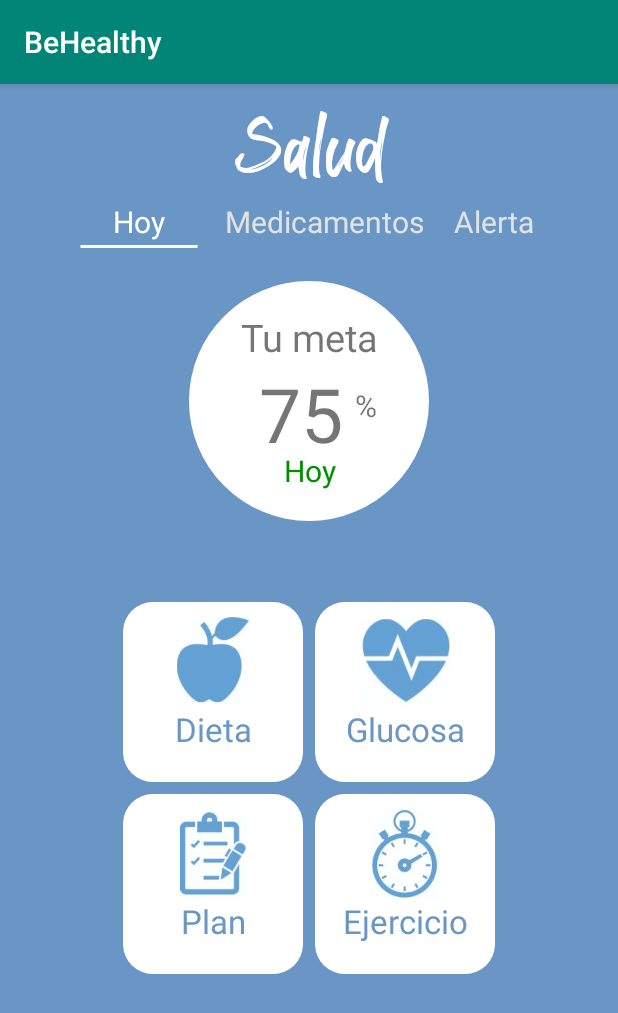
After one commit to rojoescala/BeHealthyApp, an Android app: the menu screen opened directly, with no data from a screen before it, on a phone screen of 412 x 824 dp. The commit adds this screen. Shown: the top 1013 px of the screen. Run offline under Robolectric (Android 15) with nearby library versions, the phone set to English and light mode, and no system bars.

Commit message:
Menú Terminado

```diff
--- a/app/src/main/AndroidManifest.xml
+++ b/app/src/main/AndroidManifest.xml
@@ -9,7 +9,8 @@
         android:roundIcon="@mipmap/ic_launcher_round"
         android:supportsRtl="true"
         android:theme="@style/AppTheme">
-        <activity android:name=".Medicamentos"></activity>
+        <activity android:name=".menu"></activity>
+        <activity android:name=".Medicamentos" />
         <activity android:name=".sign_in" />
         <activity android:name=".MainActivity">
             <intent-filter>
--- /dev/null
+++ b/app/src/main/java/escalante/roberto/behealthy/menu.kt
@@ -0,0 +1,12 @@
+package escalante.roberto.behealthy
+
+import androidx.appcompat.app.AppCompatActivity
+import android.os.Bundle
+
+class menu : AppCompatActivity() {
+
+    override fun onCreate(savedInstanceState: Bundle?) {
+        super.onCreate(savedInstanceState)
+        setContentView(R.layout.activity_menu)
+    }
+}
--- /dev/null
+++ b/app/src/main/res/drawable/circle.xml
@@ -0,0 +1,12 @@
+<?xml version="1.0" encoding="utf-8"?>
+<selector xmlns:android="http://schemas.android.com/apk/res/android">
+    <item>
+        <shape android:shape="ring"
+            android:innerRadius="0dp"
+            android:thickness="80dp"
+            android:useLevel="false">
+            <solid android:color="@color/blanco"></solid>
+
+        </shape>
+    </item>
+</selector>
--- /dev/null
+++ b/app/src/main/res/drawable/linea.xml
@@ -0,0 +1,8 @@
+<?xml version="1.0" encoding="utf-8"?>
+<selector xmlns:android="http://schemas.android.com/apk/res/android">
+    <item>
+        <shape android:shape="line">
+            <stroke android:width="2dp" android:color="@color/blanco"></stroke>
+        </shape>
+    </item>
+</selector>
--- /dev/null
+++ b/app/src/main/res/drawable/marco.xml
@@ -0,0 +1,9 @@
+<?xml version="1.0" encoding="utf-8"?>
+<selector xmlns:android="http://schemas.android.com/apk/res/android">
+    <item>
+        <shape android:shape="rectangle">
+            <solid android:color="@color/blanco"> </solid>
+            <corners android:radius="20dp"></corners>
+        </shape>
+    </item>
+</selector>
--- /dev/null
+++ b/app/src/main/res/layout/activity_menu.xml
@@ -0,0 +1,224 @@
+<?xml version="1.0" encoding="utf-8"?>
+<LinearLayout xmlns:android="http://schemas.android.com/apk/res/android"
+    xmlns:app="http://schemas.android.com/apk/res-auto"
+    xmlns:tools="http://schemas.android.com/tools"
+    android:layout_width="match_parent"
+    android:layout_height="match_parent"
+    android:background="@color/fondoAzul"
+    android:orientation="vertical"
+    tools:context=".menu">
+
+    <TextView
+        android:id="@+id/salud"
+        android:layout_width="match_parent"
+        android:layout_height="wrap_content"
+        android:text="@string/salud"
+        android:textColor="@color/blanco"
+        android:textSize="50dp"
+        android:layout_marginTop="5dp"
+        android:fontFamily="@font/redrock"
+        android:textAlignment="center">
+    </TextView>
+
+
+    <!-- Menú -->
+
+
+
+    <GridLayout
+        android:layout_width="wrap_content"
+        android:layout_height="wrap_content"
+        android:layout_gravity="center"
+        android:columnCount="3">
+        <LinearLayout
+            android:layout_width="wrap_content"
+            android:layout_height="wrap_content"
+            android:orientation="vertical">
+            <TextView
+                android:layout_width="wrap_content"
+                android:layout_height="wrap_content"
+                android:text="@string/hoy"
+                android:textColor="@color/blanco"
+                android:textSize="20dp"
+                android:paddingHorizontal="40dp">
+            </TextView>
+            <ImageView
+                android:layout_width="80dp"
+                android:layout_height="6dp"
+                android:layout_gravity="center"
+                android:background="@drawable/linea"
+                ></ImageView>
+        </LinearLayout>
+        <LinearLayout
+            android:layout_width="wrap_content"
+            android:layout_height="wrap_content">
+            <TextView
+                android:layout_width="wrap_content"
+                android:layout_height="wrap_content"
+                android:text="@string/medicamentos"
+                android:textColor="@color/gris"
+                android:gravity="center"
+                android:textSize="20dp"></TextView>
+        </LinearLayout>
+
+        <LinearLayout
+            android:layout_height="wrap_content"
+            android:layout_width="wrap_content">
+            <TextView
+                android:layout_width="wrap_content"
+                android:layout_height="wrap_content"
+                android:text="@string/alerta"
+                android:textColor="@color/gris"
+                android:paddingHorizontal="20dp"
+                android:textSize="20dp"></TextView>
+        </LinearLayout>
+    </GridLayout>
+
+
+    <!-- Porcentaje -->
+
+
+    <LinearLayout
+        android:layout_marginTop="20dp"
+        android:orientation="vertical"
+        android:layout_width="match_parent"
+        android:layout_height="160dp"
+        android:background="@drawable/circle">
+        <TextView
+            android:layout_width="match_parent"
+            android:layout_height="wrap_content"
+            android:text="@string/tuMeta"
+            android:textSize="25dp"
+            android:layout_marginTop="20dp"
+            android:gravity="center">
+        </TextView>
+
+        <LinearLayout
+            android:orientation="horizontal"
+            android:layout_width="match_parent"
+            android:layout_height="58dp"
+            android:gravity="center">
+            <TextView
+                android:paddingLeft="20dp"
+                android:layout_width="wrap_content"
+                android:layout_height="wrap_content"
+                android:layout_gravity="center"
+                android:text="75"
+                android:textSize="50dp"
+                android:textStyle="normal"></TextView>
+            <TextView
+                android:layout_marginHorizontal="8dp"
+                android:textSize="20dp"
+                android:layout_width="wrap_content"
+                android:layout_height="match_parent"
+                android:layout_marginTop="10dp"
+                android:text="%"></TextView>
+        </LinearLayout>
+
+        <TextView
+            android:layout_width="match_parent"
+            android:layout_height="wrap_content"
+            android:text="@string/hoy"
+            android:gravity="center"
+            android:textSize="20dp"
+            android:textColor="@color/verde"
+            ></TextView>
+    </LinearLayout>
+
+
+
+
+    <!-- Opciones -->
+
+    <GridLayout
+        android:layout_marginTop="50dp"
+        android:layout_width="wrap_content"
+        android:layout_height="wrap_content"
+        android:layout_gravity="center"
+        android:columnCount="2"
+        android:useDefaultMargins="true"
+        android:paddingHorizontal="25dp">
+        <LinearLayout
+            android:layout_width="@dimen/botones_menu"
+            android:layout_height="@dimen/botones_menu"
+            android:orientation="vertical"
+            android:background="@drawable/marco">
+            <ImageView
+                android:layout_marginTop="10dp"
+                android:layout_width="@dimen/imagenes"
+                android:layout_height="@dimen/imagenes"
+                android:layout_gravity="center"
+                android:src="@drawable/dieta">
+            </ImageView>
+            <TextView
+                android:layout_width="match_parent"
+                android:layout_height="wrap_content"
+                android:text="@string/dieta"
+                android:textColor="@color/fondoAzul"
+                android:gravity="center"
+                android:textSize="@dimen/letra_menu"></TextView>
+        </LinearLayout>
+        <LinearLayout
+            android:layout_width="@dimen/botones_menu"
+            android:layout_height="@dimen/botones_menu"
+            android:orientation="vertical"
+            android:background="@drawable/marco">
+            <ImageView
+                android:layout_marginTop="10dp"
+                android:layout_width="@dimen/imagenes"
+                android:layout_height="@dimen/imagenes"
+                android:layout_gravity="center"
+                android:src="@drawable/azucar">
+            </ImageView>
+            <TextView
+                android:layout_width="match_parent"
+                android:layout_height="wrap_content"
+                android:text="@string/glucosa"
+                android:textColor="@color/fondoAzul"
+                android:gravity="center"
+                android:textSize="@dimen/letra_menu"></TextView>
+        </LinearLayout>
+        <LinearLayout
+            android:layout_width="@dimen/botones_menu"
+            android:layout_height="@dimen/botones_menu"
+            android:orientation="vertical"
+            android:background="@drawable/marco">
+            <ImageView
+                android:layout_marginTop="10dp"
+                android:layout_width="@dimen/imagenes"
+                android:layout_height="@dimen/imagenes"
+                android:layout_gravity="center"
+                android:src="@drawable/plan">
+            </ImageView>
+            <TextView
+                android:layout_width="match_parent"
+                android:layout_height="wrap_content"
+                android:text="@string/plan"
+                android:textColor="@color/fondoAzul"
+                android:gravity="center"
+                android:textSize="@dimen/letra_menu"></TextView>
+        </LinearLayout>
+        <LinearLayout
+            android:layout_width="@dimen/botones_menu"
+            android:layout_height="@dimen/botones_menu"
+            android:orientation="vertical"
+            android:background="@drawable/marco">
+            <ImageView
+                android:layout_marginTop="10dp"
+                android:layout_width="@dimen/imagenes"
+                android:layout_height="@dimen/imagenes"
+                android:layout_gravity="center"
+                android:src="@drawable/ejercicio">
+            </ImageView>
+            <TextView
+                android:layout_width="match_parent"
+                android:layout_height="wrap_content"
+                android:text="@string/ejercicio"
+                android:textColor="@color/fondoAzul"
+                android:gravity="center"
+                android:textSize="@dimen/letra_menu"></TextView>
+        </LinearLayout>
+    </GridLayout>
+
+
+</LinearLayout>
--- /dev/null
+++ b/app/src/main/res/values/Dimens.xml
@@ -0,0 +1,6 @@
+<?xml version="1.0" encoding="utf-8"?>
+<resources>
+    <dimen name="botones_menu">120dp</dimen>
+    <dimen name="imagenes">60dp</dimen>
+    <dimen name="letra_menu">22dp</dimen>
+</resources>
--- a/app/src/main/res/values/colors.xml
+++ b/app/src/main/res/values/colors.xml
@@ -7,4 +7,5 @@
     <color name="fondoAzul">#6a96c6</color>
     <color name="blanco">#FFFFFF</color>
     <color name="gris">#E1E2E2</color>
+    <color name="verde">#008F00</color>
 </resources>
--- a/app/src/main/res/values/strings.xml
+++ b/app/src/main/res/values/strings.xml
@@ -2,4 +2,15 @@
     <string name="app_name">BeHealthy</string>
     <!-- Fonts -->
     <string name="RedRock">RedRock</string>
+    <string name="salud">Salud</string>
+    <string name="hoy">Hoy</string>
+    <string name="medicamentos">Medicamentos</string>
+    <string name="alerta">Alerta</string>
+    <string name="dieta">Dieta</string>
+    <string name="azucar">Azucar</string>
+    <string name="plan">Plan</string>
+    <string name="ejercicio">Ejercicio</string>
+    <string name="tuMeta">Tu meta</string>
+    <string name="glucosa">Glucosa</string>
+    <string name="lunes">LUNES</string>
 </resources>
```
Also changed, not shown: app/src/main/res/drawable/atras.JPG (added), app/src/main/res/drawable/azucar.JPG (added), app/src/main/res/drawable/dieta.JPG (added), app/src/main/res/drawable/ejercicio.JPG (added), app/src/main/res/drawable/plan.JPG (added), app/src/main/res/drawable/rutina-reloj.JPG (added), app/src/main/res/drawable/rutina.JPG (added), 1 other file.
